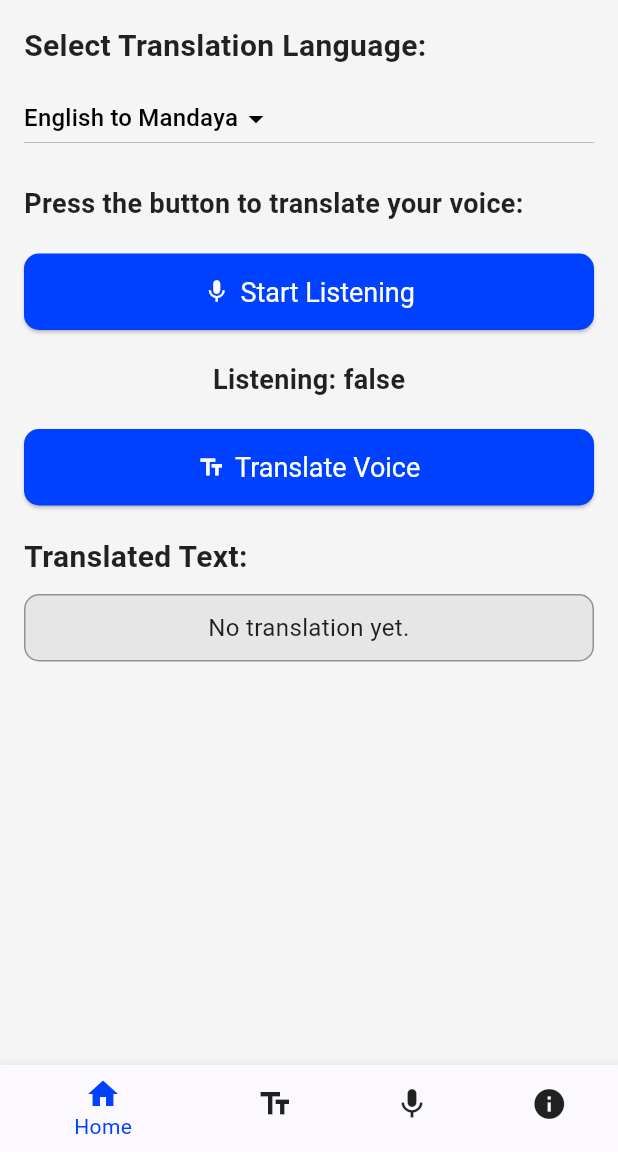
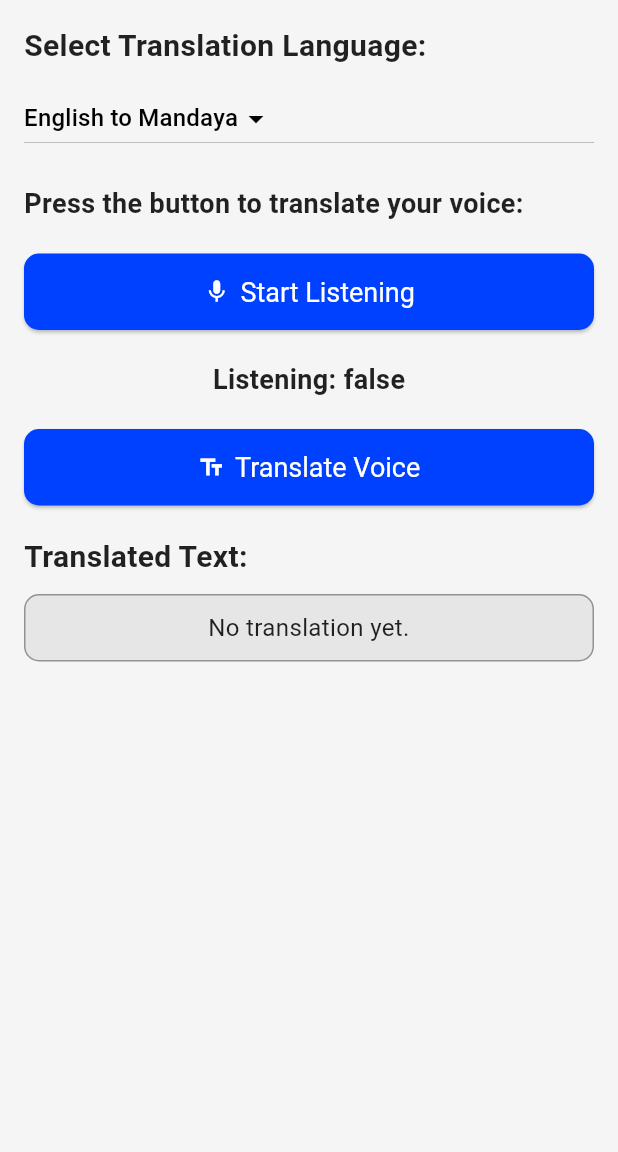
Before and after one commit to WenDEVLIFE/TranslatorApp, a Flutter app: the VoiceTranslatorPage screen opened by its route, on a phone screen of 412 x 824 dp, the part 84-1236 px from its top. Run offline on Flutter 3.47's test engine with Material 3 defaults, Android fonts, the phone set to English and light mode, and no system bars; our stand-ins replace cloud_firestore, curved_navigation_bar, firebase_core, fluttertoast, permission_handler, speech_to_text and 1 more; missing offline and left inert: flutter_speech; accounts and stored records are empty.

Commit message:
Added navigation push on the main.dart and updated

```diff
--- a/lib/main.dart
+++ b/lib/main.dart
@@ -40,7 +40,7 @@ class MyApp extends StatelessWidget {
         '/textTranslator': (context) => const TextTranslatorPage(),
         '/voiceTranslator': (context) => const VoiceTranslatorPage(),
         '/aboutus': (context) => const AboutPage(),
-        'navigation': (context) => const Navigationcomponent(),
+        '/navigation': (context) => const Navigationcomponent(),
       },
     );
   }
@@ -89,7 +89,7 @@ class _MyHomePageState extends State<MyHomePage> {
                 const SizedBox(height: 20),
                 ElevatedButton(
                   onPressed: () {
-                    _showMenuDialog(context);
+                   Navigator.pushNamed(context, '/navigation');
                   },
                   style: ElevatedButton.styleFrom(
                     padding: const EdgeInsets.symmetric(
--- a/lib/pages/voice_translator_page.dart
+++ b/lib/pages/voice_translator_page.dart
@@ -233,43 +233,6 @@ class _VoiceTranslatorPageState extends State<VoiceTranslatorPage> {
           ),
         ),
       ),
-      bottomNavigationBar: BottomNavigationBar(
-        backgroundColor: const Color.fromARGB(255, 245, 245, 245),
-        selectedItemColor: const Color.fromARGB(255, 0, 64, 255),
-        unselectedItemColor: Colors.black87,
-        items: const [
-          BottomNavigationBarItem(
-            icon: Icon(Icons.home),
-            label: 'Home',
-          ),
-          BottomNavigationBarItem(
-            icon: Icon(Icons.text_fields),
-            label: 'Text',
-          ),
-          BottomNavigationBarItem(
-            icon: Icon(Icons.mic),
-            label: 'Voice',
-          ),
-          BottomNavigationBarItem(
-            icon: Icon(Icons.info),
-            label: 'About Us',
-          ),
-        ],
-        onTap: (int index) {
-          setState(() {
-            _currentIndex = index;
-          });
-          if (index == 0) {
-            Navigator.pushNamed(context, '/'); // Navigate to Home
-          } else if (index == 1) {
-            Navigator.pushNamed(context, '/textTranslator'); // Navigate to Text Translator
-          } else if (index == 2) {
-            Navigator.pushNamed(context, '/voiceTranslator'); // Current Page
-          } else if (index == 3) {
-            Navigator.pushNamed(context, '/aboutus');
-          }
-        },
-      ),
     );
   }
 }
```
Also changed, not shown: lib/pages/AboutUS.dart (+0 -39 lines), 1 other file.
